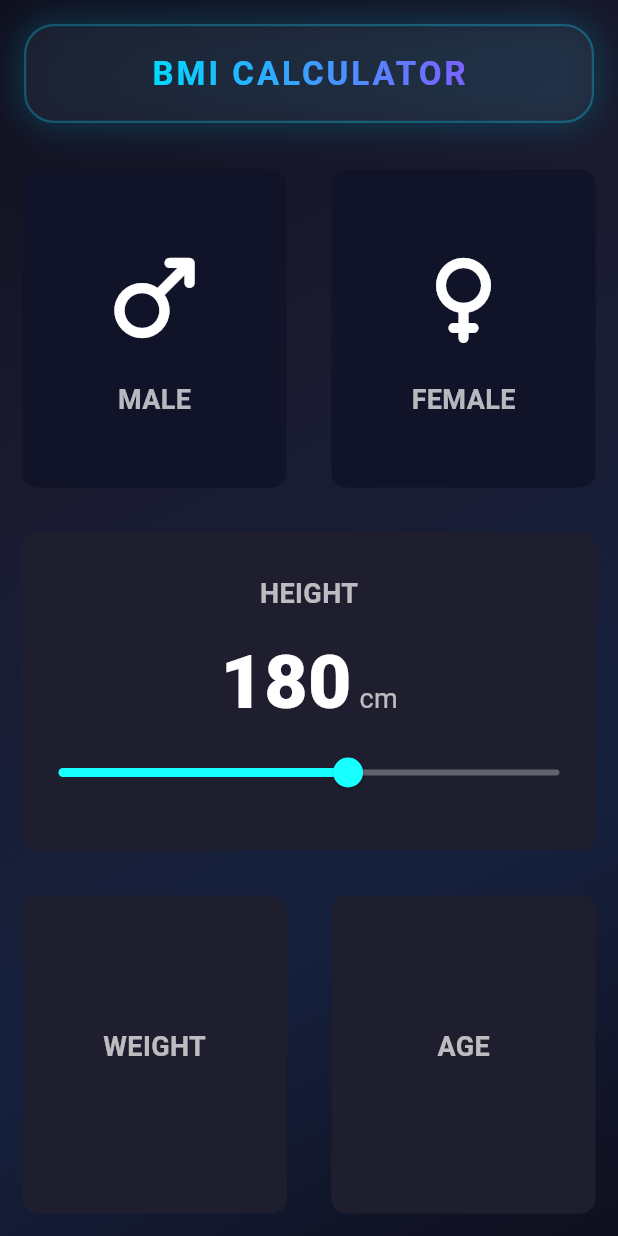
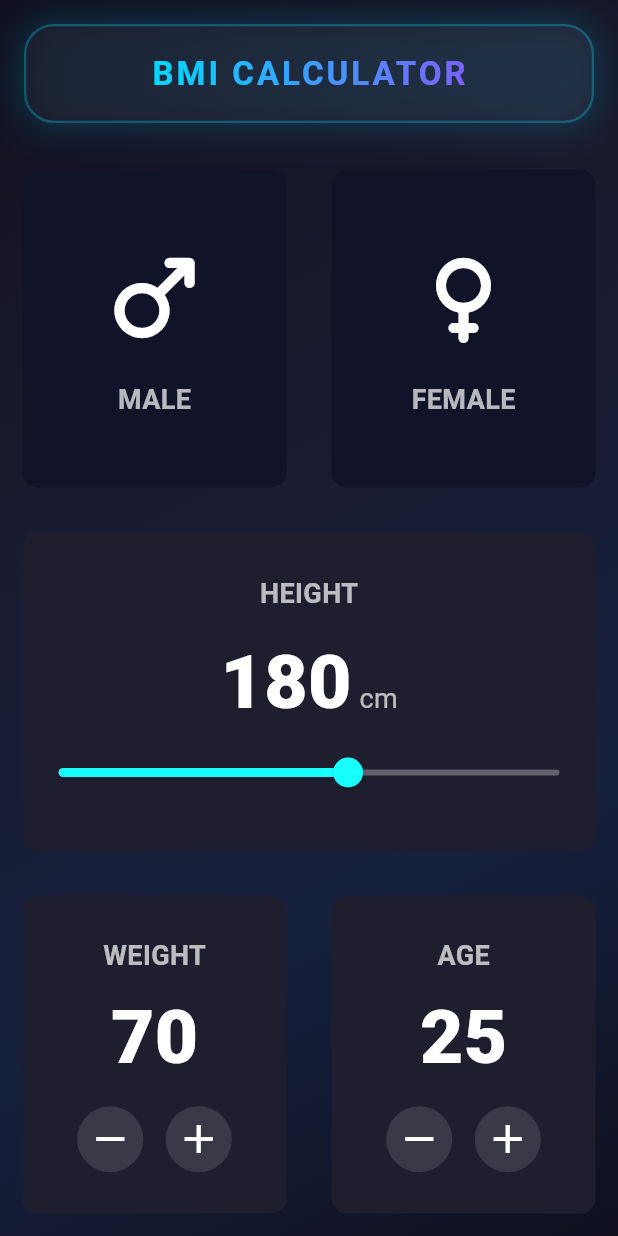
Before and after one commit to gulfamali16/App-Development-Portfolio, a Flutter app: the screen it shows after launch, on a phone screen of 412 x 824 dp. Run offline on Flutter 3.47's test engine with Material 3 defaults, Android fonts, the light colour scheme and no system bars; our stand-ins replace device_info_plus, flutter_local_notifications, image_picker, pdf, permission_handler, printing and 4 more; missing offline and left inert: workmanager; accounts and stored records are empty.

```diff
--- a/bmi/lib/main.dart
+++ b/bmi/lib/main.dart
@@ -144,6 +144,8 @@ class _InputPageState extends State<InputPage> {
   // Gender selection using enum
   Gender? selectedGender;
   int height = 180;
+  int weight = 70;
+  int age = 25;
 
   @override
   Widget build(BuildContext context) {
@@ -327,6 +329,7 @@ class _InputPageState extends State<InputPage> {
 
 
                     // Bottom Row - Weight & Age
+                    // Bottom Row - Weight & Age
                     Expanded(
                       child: Row(
                         children: [
@@ -337,15 +340,55 @@ class _InputPageState extends State<InputPage> {
                               cardWidget: Column(
                                 mainAxisAlignment: MainAxisAlignment.center,
                                 children: [
+                                  Text('WEIGHT', style: kLabelTextStyle),
+                                  const SizedBox(height: 5),
                                   Text(
-                                    'WEIGHT',
-                                    style: kLabelTextStyle,
+                                    weight.toString(),
+                                    style: kNumberTextStyle,
                                   ),
+
                                   const SizedBox(height: 10),
+
+                                  // Round Buttons Row
+                                  Row(
+                                    mainAxisAlignment: MainAxisAlignment.center,
+                                    children: [
+                                      // Minus Button
+                                      GestureDetector(
+                                        onTap: () {
+                                          setState(() {
+                                            if (weight > 1) weight--;
+                                          });
+                                        },
+                                        child: CircleAvatar(
+                                          backgroundColor: Colors.white12,
+                                          radius: 22,
+                                          child: Icon(Icons.remove, color: Colors.white),
+                                        ),
+                                      ),
+
+                                      const SizedBox(width: 15),
+
+                                      // Plus Button
+                                      GestureDetector(
+                                        onTap: () {
+                                          setState(() {
+                                            weight++;
+                                          });
+                                        },
+                                        child: CircleAvatar(
+                                          backgroundColor: Colors.white12,
+                                          radius: 22,
+                                          child: Icon(Icons.add, color: Colors.white),
+                                        ),
+                                      ),
+                                    ],
+                                  ),
                                 ],
                               ),
                             ),
                           ),
+
                           // Age Container
                           Expanded(
                             child: RepeatContainerCode(
@@ -353,11 +396,50 @@ class _InputPageState extends State<InputPage> {
                               cardWidget: Column(
                                 mainAxisAlignment: MainAxisAlignment.center,
                                 children: [
+                                  Text('AGE', style: kLabelTextStyle),
+                                  const SizedBox(height: 5),
                                   Text(
-                                    'AGE',
-                                    style: kLabelTextStyle,
+                                    age.toString(),
+                                    style: kNumberTextStyle,
                                   ),
+
                                   const SizedBox(height: 10),
+
+                                  // Round Buttons Row
+                                  Row(
+                                    mainAxisAlignment: MainAxisAlignment.center,
+                                    children: [
+                                      // Minus Button
+                                      GestureDetector(
+                                        onTap: () {
+                                          setState(() {
+                                            if (age > 1) age--;
+                                          });
+                                        },
+                                        child: CircleAvatar(
+                                          backgroundColor: Colors.white12,
+                                          radius: 22,
+                                          child: Icon(Icons.remove, color: Colors.white),
+                                        ),
+                                      ),
+
+                                      const SizedBox(width: 15),
+
+                                      // Plus Button
+                                      GestureDetector(
+                                        onTap: () {
+                                          setState(() {
+                                            age++;
+                                          });
+                                        },
+                                        child: CircleAvatar(
+                                          backgroundColor: Colors.white12,
+                                          radius: 22,
+                                          child: Icon(Icons.add, color: Colors.white),
+                                        ),
+                                      ),
+                                    ],
+                                  ),
                                 ],
                               ),
                             ),
@@ -589,7 +671,13 @@ class BMIHomeScreen extends StatelessWidget {
                   ],
                 ),
               ),
-            ],
+              Container(
+                color: Color(0xFFFFFFFF),
+                margin: EdgeInsets.only(top: 10.0),
+                width: double.infinity,
+                height: 80.0,
+              ),  // Added this closing bracket for the Container
+            ],  // Added this closing bracket for the Column children
           ),
         ),
       ),
```
